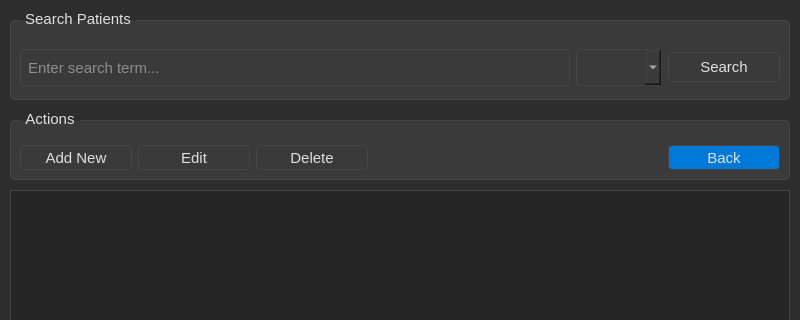
Qt form patientrecords.ui (Nadahossam98/projectlab) before a commit; both pictures show x 0 to 800 and y 0 to 320 of the 800 by 610 pixel window.
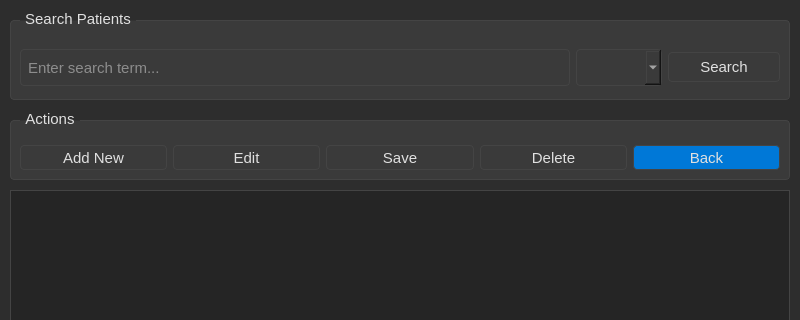
The same form after that commit.

```diff
--- a/patientrecords.ui
+++ b/patientrecords.ui
@@ -184,24 +184,18 @@
      </widget>
     </item>
     <item>
-     <widget class="QPushButton" name="deleteButton">
+     <widget class="QPushButton" name="pushButton">
       <property name="text">
-       <string>Delete</string>
+       <string>Save</string>
       </property>
      </widget>
     </item>
     <item>
-     <spacer name="horizontalSpacer">
-      <property name="orientation">
-       <enum>Qt::Orientation::Horizontal</enum>
+     <widget class="QPushButton" name="deleteButton">
+      <property name="text">
+       <string>Delete</string>
       </property>
-      <property name="sizeHint" stdset="0">
-       <size>
-        <width>40</width>
-        <height>20</height>
-       </size>
-      </property>
-     </spacer>
+     </widget>
     </item>
     <item>
      <widget class="QPushButton" name="backButton">
```
